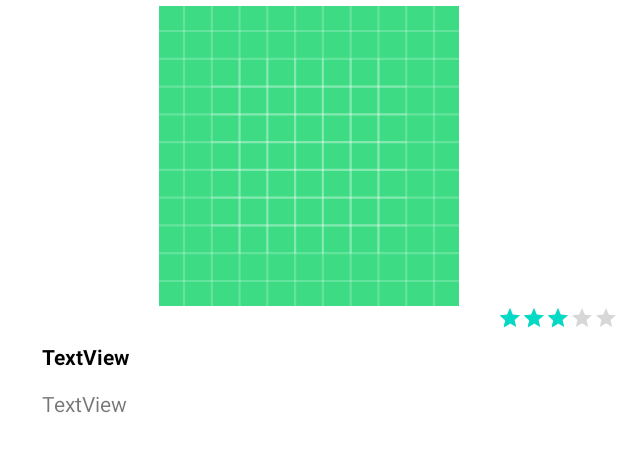
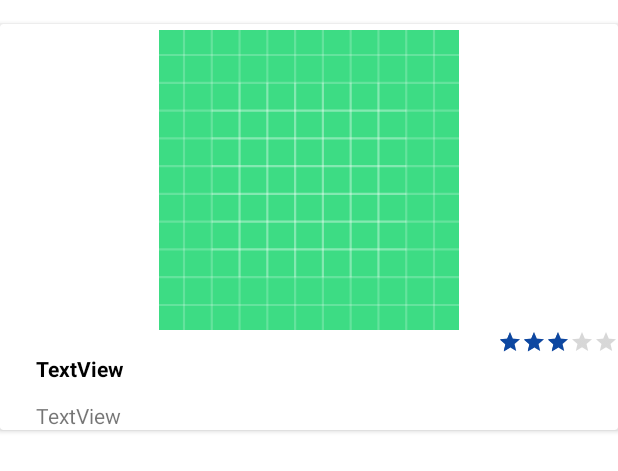
Before and after one commit to Sincal200/Notas_Activity-Completo-, an Android app: the layout fragment_item.xml on its own in the app's theme, with its tools: preview values and no code run, on a phone screen of 412 x 824 dp. Shown: the top 471 px of the screen. Run offline under Robolectric (Android 15) with nearby library versions, the phone set to English and light mode, and no system bars.

```diff
--- a/app/src/main/res/layout/fragment_item.xml
+++ b/app/src/main/res/layout/fragment_item.xml
@@ -1,9 +1,16 @@
 <?xml version="1.0" encoding="utf-8"?>
-<androidx.constraintlayout.widget.ConstraintLayout xmlns:android="http://schemas.android.com/apk/res/android"
+<androidx.cardview.widget.CardView xmlns:android="http://schemas.android.com/apk/res/android"
     xmlns:app="http://schemas.android.com/apk/res-auto"
     xmlns:tools="http://schemas.android.com/tools"
     android:layout_width="match_parent"
-    android:layout_height="wrap_content">
+    android:layout_height="wrap_content"
+    android:layout_marginTop="16dp">
+
+    <androidx.constraintlayout.widget.ConstraintLayout
+        android:layout_width="match_parent"
+        android:layout_height="wrap_content"
+
+        >
 
 
         <ImageView
@@ -15,14 +22,15 @@
             app:layout_constraintHorizontal_bias="0.0"
             app:layout_constraintStart_toStartOf="parent"
             app:layout_constraintTop_toTopOf="parent"
-        app:srcCompat="@drawable/ic_launcher_background" />
+            app:srcCompat="@drawable/ic_launcher_background"
+            tools:ignore="ImageContrastCheck" />
 
         <TextView
             android:id="@+id/textViewNombre"
             android:layout_width="wrap_content"
             android:layout_height="wrap_content"
-        android:layout_marginStart="28dp"
-        android:layout_marginTop="24dp"
+            android:layout_marginStart="24dp"
+            android:layout_marginTop="16dp"
             android:text="TextView"
             android:textColor="@color/black"
             android:textStyle="bold"
@@ -48,4 +56,6 @@
         android:stepSize="1"
         app:layout_constraintEnd_toEndOf="parent"
         app:layout_constraintTop_toBottomOf="@+id/imageViewPhoto" />
+
     </androidx.constraintlayout.widget.ConstraintLayout>
+</androidx.cardview.widget.CardView>
--- a/app/src/main/res/layout/fragment_item_list.xml
+++ b/app/src/main/res/layout/fragment_item_list.xml
@@ -8,6 +8,9 @@
     android:layout_height="match_parent"
     android:layout_marginLeft="16dp"
     android:layout_marginRight="16dp"
+    android:paddingLeft="8dp"
+    android:paddingRight="8dp"
+    android:padding="8dp"
     app:layoutManager="LinearLayoutManager"
     tools:context=".RestauranteFragment"
     tools:listitem="@layout/fragment_item" />
--- a/app/src/main/res/values/themes.xml
+++ b/app/src/main/res/values/themes.xml
@@ -2,11 +2,13 @@
     <!-- Base application theme. -->
     <style name="Theme.Restaurante" parent="Theme.MaterialComponents.DayNight.DarkActionBar">
         <!-- Primary brand color. -->
-        <item name="colorPrimary">@color/purple_500</item>
-        <item name="colorPrimaryVariant">@color/purple_700</item>
+        <item name="colorPrimary">#d32f2f</item>
+        <item name="colorPrimaryVariant">#9a0007</item>
         <item name="colorOnPrimary">@color/white</item>
         <!-- Secondary brand color. -->
-        <item name="colorSecondary">@color/teal_200</item>
+        <item name="colorSecondary">#0d47a1
+
+        </item>
         <item name="colorSecondaryVariant">@color/teal_700</item>
         <item name="colorOnSecondary">@color/black</item>
         <!-- Status bar color. -->
```
Lines whose indentation alone changed are shown as unchanged.
